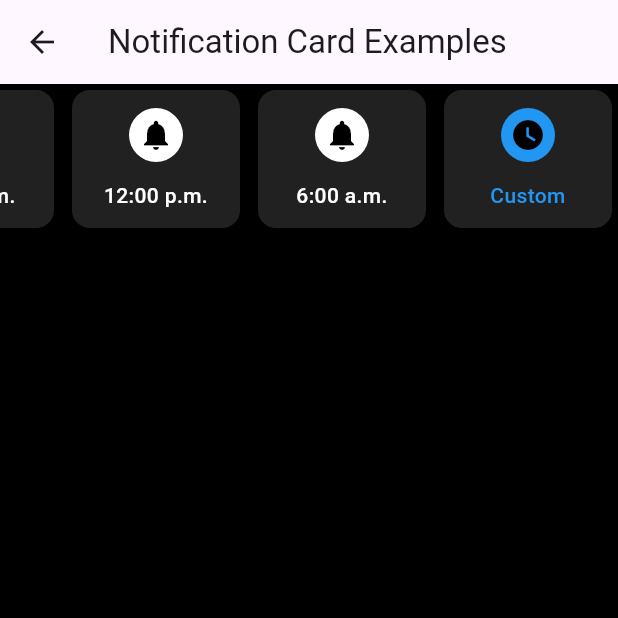
After one commit to hvaandres/starving_flutter, a Flutter app: the NotificationCardScreen screen opened directly, on a phone screen of 412 x 824 dp, the top half of it. The commit adds this screen. Run offline on Flutter 3.47's test engine with Material 3 defaults, Android fonts, the phone set to English and light mode, and no system bars; our stand-ins replace flutter_bloc, flutter_dotenv, freezed_annotation, get_it, share_plus, sqflite; missing offline and left inert: appstore_info; accounts and stored records are empty.

Commit message:
[BOc] create custom icon text list (#14)

```diff
--- a/lib/shared/examples/screens/examples_screen.dart
+++ b/lib/shared/examples/screens/examples_screen.dart
@@ -11,6 +11,7 @@ enum ItemExampleEnum {
   customEditText,
   customAssetImage,
   cardOptions,
+  notificationCard,
   openUrl,
 }
 
@@ -54,6 +55,10 @@ class ExamplesScreen extends StatelessWidget {
       name: 'Card Options',
       idItem: ItemExampleEnum.cardOptions,
     ));
+    itemExampleList.add((
+      name: 'Notification Card',
+      idItem: ItemExampleEnum.notificationCard,
+    ));
     itemExampleList.add((name: 'Open Url', idItem: ItemExampleEnum.openUrl));
 
     return Scaffold(
@@ -92,6 +97,9 @@ class ExamplesScreen extends StatelessWidget {
                 case ItemExampleEnum.cardOptions:
                   screen = const CardOptionsScreen();
                   break;
+                case ItemExampleEnum.notificationCard:
+                  screen = const NotificationCardScreen();
+                  break;
                 case ItemExampleEnum.openUrl:
                   screen = const OpenUrlScreen();
                   break;
--- /dev/null
+++ b/lib/shared/examples/screens/notification_card_screen.dart
@@ -0,0 +1,49 @@
+// create screen
+import 'package:flutter/material.dart';
+
+import 'package:starving_shopping_flutter_app/shared/widget/widgets.dart';
+
+class NotificationCardScreen extends StatefulWidget {
+  const NotificationCardScreen({super.key});
+
+  @override
+  State<NotificationCardScreen> createState() => _NotificationCardScreenState();
+}
+
+class _NotificationCardScreenState extends State<NotificationCardScreen> {
+  int _selectedItemIndex = 3;
+  // use options to create a map with a IconData for each option
+  final Map<String, IconData> optionIcons = {
+    '8:00 a.m.': Icons.notifications,
+    '12:00 p.m.': Icons.notifications,
+    '6:00 a.m.': Icons.notifications,
+    'Custom': Icons.watch_later,
+  };
+
+  @override
+  Widget build(BuildContext context) {
+    return Scaffold(
+      appBar: AppBar(title: const Text('Notification Card Examples')),
+      body: Container(
+        color: Colors.black,
+        child: Column(
+          children: [
+            CustomIconTextListCard(
+              optionIcons: optionIcons,
+              cardWidth: 120.0,
+              cardHeight: 100.0,
+              activeColor: Colors.blue,
+              inactiveColor: Colors.white,
+              itemSelected: _selectedItemIndex,
+              onItemSelected: (index) {
+                setState(() {
+                  _selectedItemIndex = index;
+                });
+              },
+            ),
+          ],
+        ),
+      ),
+    );
+  }
+}
--- a/lib/shared/examples/screens/screens.dart
+++ b/lib/shared/examples/screens/screens.dart
@@ -4,6 +4,7 @@ export 'custom_card_icon_screen.dart';
 export 'custom_edit_text_screen.dart';
 export 'dynamic_card_screen.dart';
 export 'examples_screen.dart';
+export 'notification_card_screen.dart';
 export 'open_url_screen.dart';
 export 'paragraph_card_screen.dart';
 export 'simple_form_bottomsheet_screen.dart';
--- /dev/null
+++ b/lib/shared/widget/custom_icon_text_list_card.dart
@@ -0,0 +1,143 @@
+import 'package:flutter/material.dart';
+
+class CustomIconTextListCard extends StatefulWidget {
+  final Map<String, IconData> optionIcons;
+
+  // card dimensions
+  final double cardWidth;
+  final double cardHeight;
+  // colors and icons
+  final Color activeColor;
+  final Color inactiveColor;
+
+  final int itemSelected;
+  final ValueChanged<int>? onItemSelected;
+
+  const CustomIconTextListCard({
+    super.key,
+    required this.optionIcons,
+    required this.cardWidth,
+    required this.cardHeight,
+    required this.inactiveColor,
+    required this.activeColor,
+    required this.itemSelected,
+    this.onItemSelected,
+  });
+
+  @override
+  State<CustomIconTextListCard> createState() => _CustomIconTextListCardState();
+}
+
+class _CustomIconTextListCardState extends State<CustomIconTextListCard> {
+  final ScrollController _scrollController = ScrollController();
+
+  @override
+  void initState() {
+    super.initState();
+    WidgetsBinding.instance.addPostFrameCallback((_) {
+      _scrollToSelectedItem();
+    });
+  }
+
+  @override
+  void didUpdateWidget(covariant CustomIconTextListCard oldWidget) {
+    super.didUpdateWidget(oldWidget);
+    if (oldWidget.itemSelected != widget.itemSelected) {
+      _scrollToSelectedItem();
+    }
+  }
+
+  @override
+  void dispose() {
+    _scrollController.dispose();
+    super.dispose();
+  }
+
+  @override
+  Widget build(BuildContext context) {
+    return SizedBox(
+      height: widget.cardHeight,
+      child: ListView.separated(
+        controller: _scrollController,
+        scrollDirection: Axis.horizontal,
+        padding: const EdgeInsets.only(right: 0.0),
+        itemCount: widget.optionIcons.length,
+        separatorBuilder: (context, index) => const SizedBox(width: 4),
+        itemBuilder: (context, index) {
+          final currentColor =
+              index == widget.itemSelected
+                  ? widget.activeColor
+                  : widget.inactiveColor;
+
+          final currentIcon = widget.optionIcons.values.elementAt(index);
+          final currentText = widget.optionIcons.keys.elementAt(index);
+
+          return GestureDetector(
+            onTap: () {
+              widget.onItemSelected?.call(index);
+            },
+            child: SizedBox(
+              width: widget.cardWidth,
+              height: widget.cardHeight,
+              child: Card(
+                color: Colors.grey[900],
+                elevation: 0,
+                shape: RoundedRectangleBorder(
+                  borderRadius: BorderRadius.circular(12),
+                ),
+                child: Column(
+                  mainAxisAlignment: MainAxisAlignment.center,
+                  children: [
+                    CircleAvatar(
+                      backgroundColor: currentColor,
+                      radius: 18,
+                      child: Icon(currentIcon, color: Colors.black),
+                    ),
+                    const SizedBox(height: 12),
+                    Text(
+                      currentText,
+                      textAlign: TextAlign.center,
+                      maxLines: 2,
+                      overflow: TextOverflow.ellipsis,
+                      style: TextStyle(
+                        fontSize: 14,
+                        fontWeight: FontWeight.w500,
+                        color: currentColor,
+                      ),
+                    ),
+                  ],
+                ),
+              ),
+            ),
+          );
+        },
+      ),
+    );
+  }
+
+  _scrollToSelectedItem() {
+    if (widget.itemSelected < 0 ||
+        widget.itemSelected >= widget.optionIcons.length) {
+      return;
+    }
+
+    // Calculate item selected position
+    final double itemWidth = widget.cardWidth + 4; // card width + separator
+    final double targetPosition = itemWidth * widget.itemSelected;
+
+    // To center the selected item if is possible
+    final double screenWidth = MediaQuery.of(context).size.width;
+    final double centeredPosition =
+        targetPosition - (screenWidth / 2) + (widget.cardWidth / 2);
+
+    // make sure dont exceed scroll limits
+    final double maxScroll = _scrollController.position.maxScrollExtent;
+    final double finalPosition = centeredPosition.clamp(0.0, maxScroll);
+
+    _scrollController.animateTo(
+      finalPosition,
+      duration: const Duration(milliseconds: 100),
+      curve: Curves.easeInOut,
+    );
+  }
+}
--- a/lib/shared/widget/widgets.dart
+++ b/lib/shared/widget/widgets.dart
@@ -1,6 +1,7 @@
 export 'custom_asset_image.dart';
 export 'custom_card_icon.dart';
 export 'custom_edit_text.dart';
+export 'custom_icon_text_list_card.dart';
 export 'dynamic_card.dart';
 export 'empty_state_dynamic.dart';
 export 'paragraph_card.dart';
```
